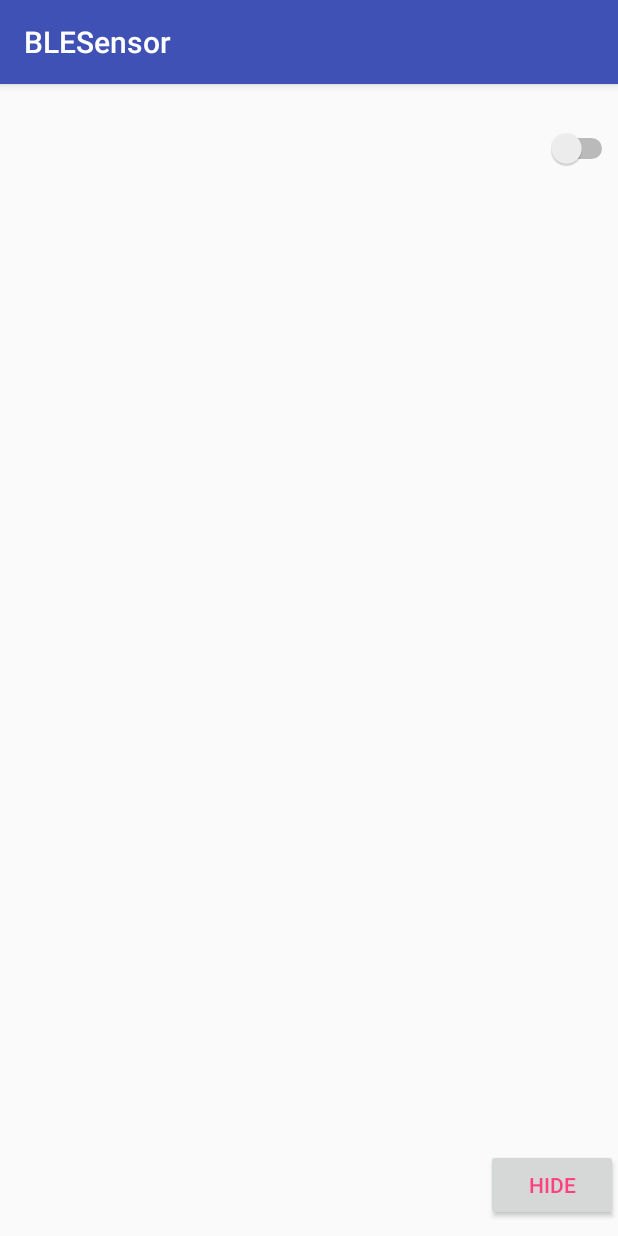
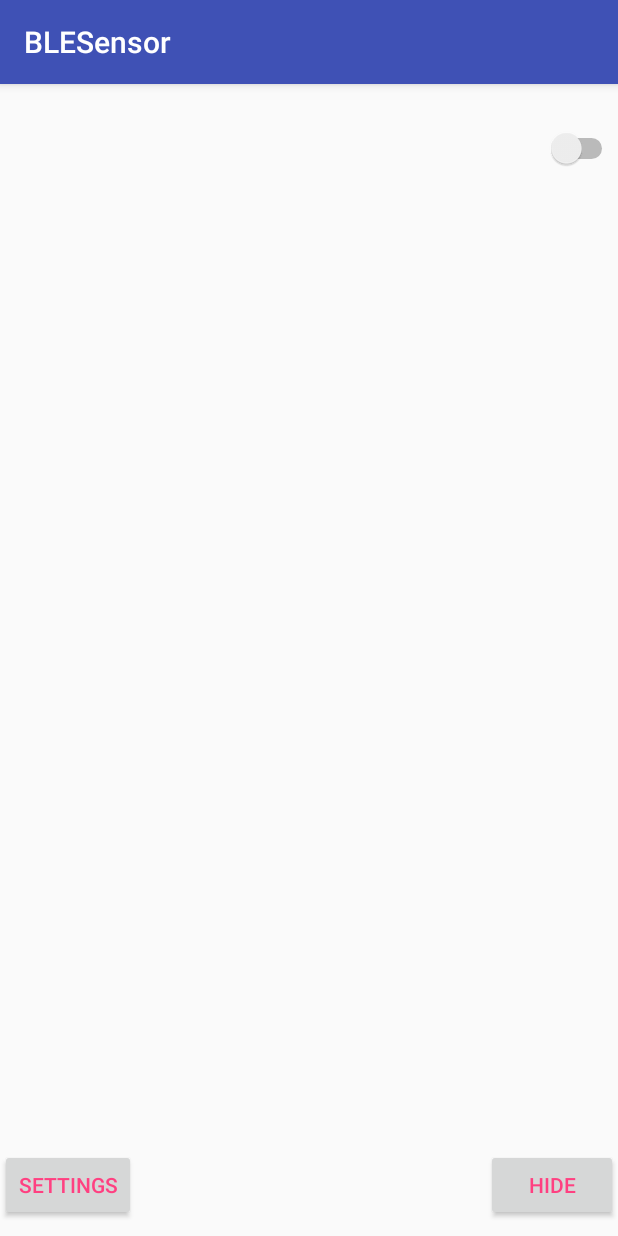
Before and after one commit to rabbitom/ble-sensors, an Android app: the fragment FeatureFragment shown on its own in the app's theme, on a phone screen of 412 x 824 dp. Run offline under Robolectric (Android 15) with nearby library versions, the phone set to English and light mode, and no system bars; 1 statement that could not run was skipped.

Commit message:
add settings menu

```diff
--- a/app/src/main/java/net/erabbit/blesensor/FeatureFragment.java
+++ b/app/src/main/java/net/erabbit/blesensor/FeatureFragment.java
@@ -2,9 +2,11 @@ package net.erabbit.blesensor;
 
 import android.app.Activity;
 import android.app.Fragment;
+import android.content.DialogInterface;
 import android.graphics.Color;
 import android.os.Bundle;
 import android.support.annotation.Nullable;
+import android.support.v7.app.AlertDialog;
 import android.view.LayoutInflater;
 import android.view.View;
 import android.view.ViewGroup;
@@ -17,13 +19,15 @@ import net.erabbit.common_lib.WaveformView;
 /**
  * Created by Tom on 16/8/3.
  */
-public class FeatureFragment extends Fragment implements View.OnClickListener {
+public class FeatureFragment extends Fragment implements View.OnClickListener, DialogInterface.OnClickListener {
 
     protected WaveformView waveformView;
     protected TextView title, maxValue, minValue, curValue;
     protected TextView[] texts;
     protected Switch featureSwitch;
-    protected Button hide;
+    protected Button settings, hide;
+
+    protected DialogIoTSensor.SensorFeature sensorFeature;
 
     int defaultBackgroundColor;
 
@@ -51,6 +55,8 @@ public class FeatureFragment extends Fragment implements View.OnClickListener {
         minValue = (TextView) view.findViewById(R.id.minValue);
         texts = new TextView[]{title, maxValue, minValue, curValue};
         featureSwitch = (Switch) view.findViewById(R.id.featureSwitch);
+        settings = (Button) view.findViewById(R.id.settings);
+        settings.setOnClickListener(this);
         hide = (Button) view.findViewById(R.id.hide);
         hide.setOnClickListener(this);
         defaultBackgroundColor = getResources().getColor(R.color.colorPrimary);
@@ -61,6 +67,17 @@ public class FeatureFragment extends Fragment implements View.OnClickListener {
         if(v == hide) {
             hide();
         }
+        else if(v == settings) {
+            IoTSensorActivity activity = (IoTSensorActivity)getActivity();
+            CharSequence[] choices = activity.getFeatureSettings(sensorFeature);
+            new AlertDialog.Builder(activity).setItems(choices, this).show();
+        }
+    }
+
+    @Override
+    public void onClick(DialogInterface dialog, int which) {
+        IoTSensorActivity activity = (IoTSensorActivity)getActivity();
+        activity.onFeatureSettings(sensorFeature, which);
     }
 
     public void show(DialogIoTSensor.SensorFeature feature) {
@@ -91,6 +108,7 @@ public class FeatureFragment extends Fragment implements View.OnClickListener {
         }
         else
             featureSwitch.setVisibility(View.GONE);
+        sensorFeature = feature;
     }
 
     protected void setTextColor(int color) {
--- a/app/src/main/res/layout/fragment_feature.xml
+++ b/app/src/main/res/layout/fragment_feature.xml
@@ -57,4 +57,13 @@
         android:layout_alignParentEnd="true"
         android:text="@string/hide"
         android:textColor="@color/colorAccent"/>
+
+    <Button
+        android:id="@+id/settings"
+        android:layout_width="wrap_content"
+        android:layout_height="wrap_content"
+        android:layout_alignParentBottom="true"
+        android:layout_alignParentStart="true"
+        android:text="@string/settings"
+        android:textColor="@color/colorAccent"/>
 </RelativeLayout>
--- a/app/src/main/res/values/strings_iot_sensor.xml
+++ b/app/src/main/res/values/strings_iot_sensor.xml
@@ -5,4 +5,7 @@
     <string name="hide">Hide</string>
     <string name="max">MAX: %s</string>
     <string name="min">MIN: %s</string>
+    <string name="settings">Settings</string>
+    <string name="frequency">Frequency</string>
+    <string name="calibration">Calibration</string>
 </resources>
```
Also changed, not shown: app/src/main/java/net/erabbit/blesensor/IoTSensorActivity.java (+15 -0 lines).
